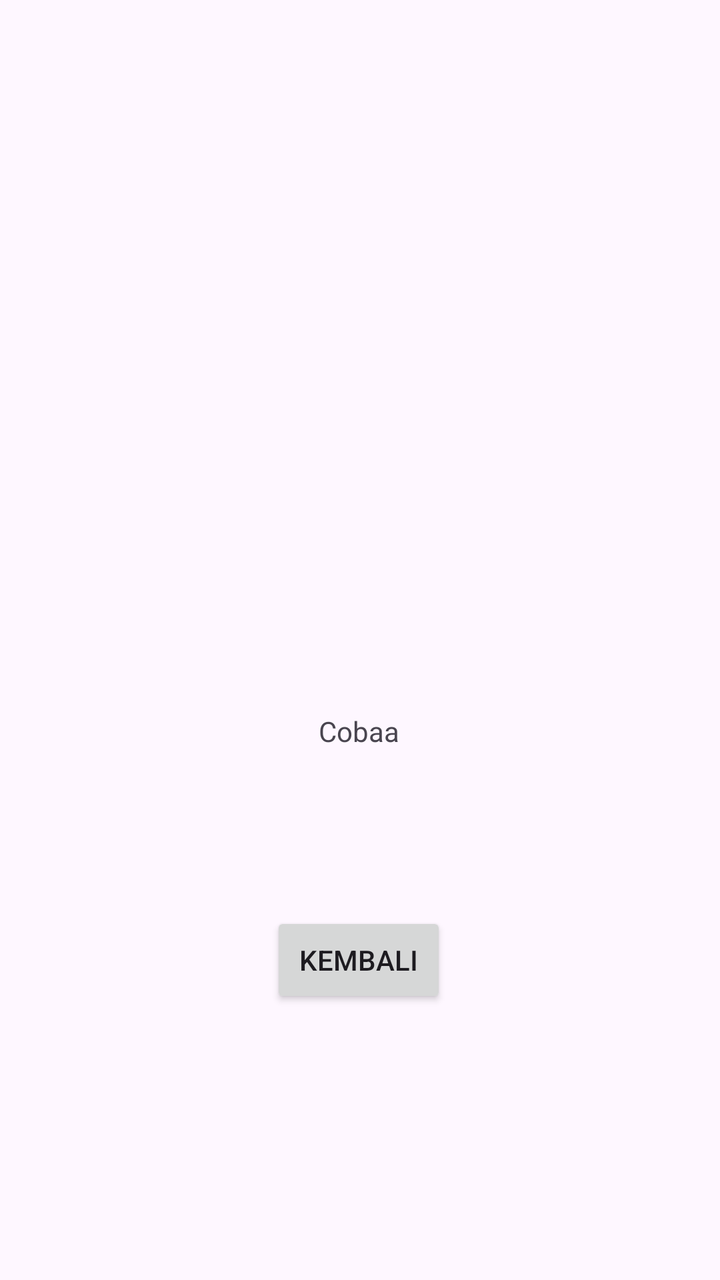
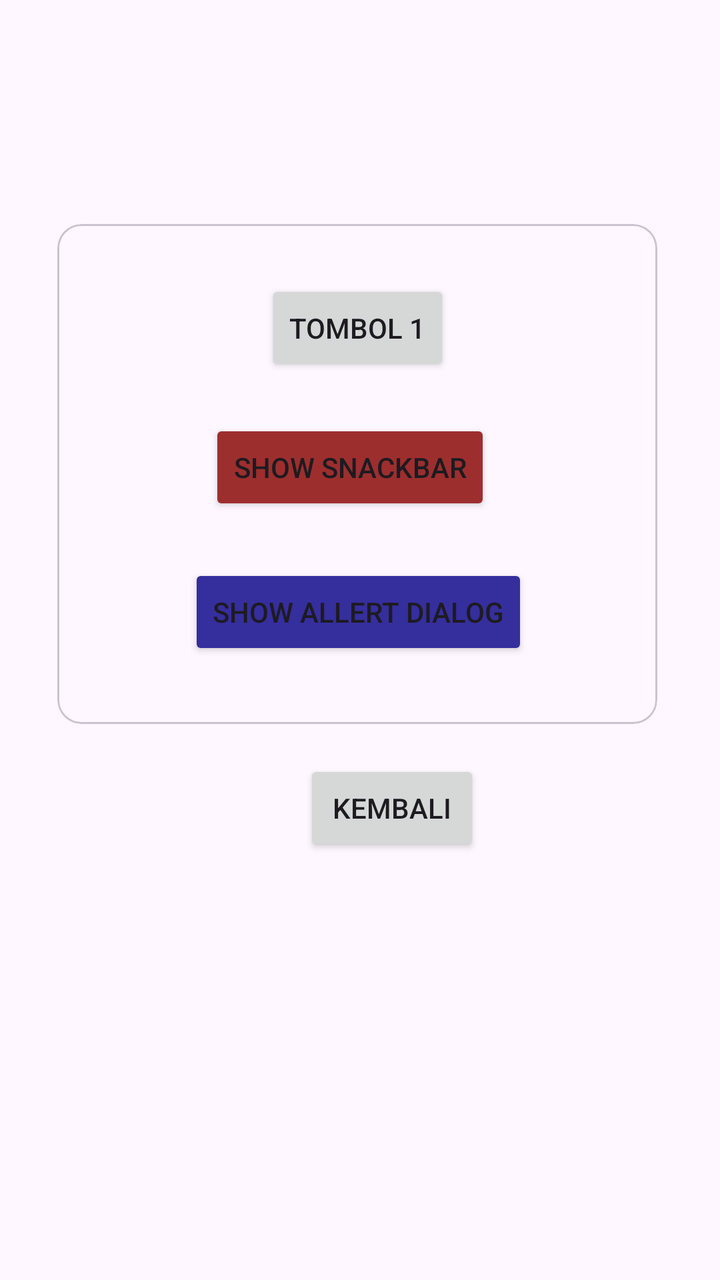

Two renders of the same Android screen: before a commit and after it. Below are the layout's source before the change and the commit's diff.
<!-- AndroidManifest.xml: application theme Theme.Pretti3TIF -->
<!-- res/layout/activity_fourth.xml -->
<?xml version="1.0" encoding="utf-8"?>
<androidx.constraintlayout.widget.ConstraintLayout xmlns:android="http://schemas.android.com/apk/res/android"
    xmlns:app="http://schemas.android.com/apk/res-auto"
    xmlns:tools="http://schemas.android.com/tools"
    android:id="@+id/main"
    android:layout_width="match_parent"
    android:layout_height="match_parent"
    tools:context=".pertemuan_4.FourthActivity">

    <Button
        android:id="@+id/btnToFourth"
        android:layout_width="wrap_content"
        android:layout_height="wrap_content"
        android:layout_marginBottom="136dp"
        android:text="Kembali"
        app:layout_constraintBottom_toBottomOf="parent"
        app:layout_constraintEnd_toEndOf="parent"
        app:layout_constraintHorizontal_bias="0.498"
        app:layout_constraintStart_toStartOf="parent" />

    <TextView
        android:id="@+id/textView5"
        android:layout_width="wrap_content"
        android:layout_height="wrap_content"
        android:layout_marginTop="356dp"
        android:text="Cobaa"
        app:layout_constraintEnd_toEndOf="parent"
        app:layout_constraintHorizontal_bias="0.498"
        app:layout_constraintStart_toStartOf="parent"
        app:layout_constraintTop_toTopOf="parent" />
</androidx.constraintlayout.widget.ConstraintLayout>
<!-- resources referenced by this layout -->
<resources>
  <style name="Theme.Pretti3TIF" parent="Base.Theme.Pretti3TIF" />
  <style name="Base.Theme.Pretti3TIF" parent="Theme.Material3.DayNight.NoActionBar">
          
          
      </style>
</resources>

<!-- the commit's change to res/layout/activity_fourth.xml (unified diff, before → after) -->
@@ -11,21 +11,71 @@
         android:id="@+id/btnToFourth"
         android:layout_width="wrap_content"
         android:layout_height="wrap_content"
-        android:layout_marginBottom="136dp"
+        android:layout_marginBottom="212dp"
         android:text="Kembali"
         app:layout_constraintBottom_toBottomOf="parent"
         app:layout_constraintEnd_toEndOf="parent"
-        app:layout_constraintHorizontal_bias="0.498"
+        app:layout_constraintHorizontal_bias="0.559"
         app:layout_constraintStart_toStartOf="parent" />
 
     <TextView
         android:id="@+id/textView5"
         android:layout_width="wrap_content"
         android:layout_height="wrap_content"
-        android:layout_marginTop="356dp"
+        android:layout_marginTop="240dp"
         android:text="Cobaa"
         app:layout_constraintEnd_toEndOf="parent"
         app:layout_constraintHorizontal_bias="0.498"
         app:layout_constraintStart_toStartOf="parent"
         app:layout_constraintTop_toTopOf="parent" />
+
+    <com.google.android.material.card.MaterialCardView
+        android:layout_width="300dp"
+        android:layout_height="250dp"
+        android:layout_marginTop="112dp"
+        app:layout_constraintEnd_toEndOf="parent"
+        app:layout_constraintHorizontal_bias="0.478"
+        app:layout_constraintStart_toStartOf="parent"
+        app:layout_constraintTop_toTopOf="parent">
+
+        <androidx.constraintlayout.widget.ConstraintLayout
+            android:layout_width="match_parent"
+            android:layout_height="match_parent">
+
+            <Button
+                android:id="@+id/btn1"
+                android:layout_width="wrap_content"
+                android:layout_height="wrap_content"
+                android:layout_marginTop="28dp"
+                android:text="Tombol 1"
+                app:layout_constraintEnd_toEndOf="parent"
+                app:layout_constraintStart_toStartOf="parent"
+                app:layout_constraintTop_toTopOf="parent" />
+
+            <Button
+                android:id="@+id/btnShowSnackbar"
+                android:layout_width="wrap_content"
+                android:layout_height="wrap_content"
+                android:layout_marginStart="76dp"
+                android:backgroundTint="#9D2E2E"
+                android:text="Show Snackbar"
+                app:layout_constraintBottom_toTopOf="@+id/btnShowAlertDialog"
+                app:layout_constraintStart_toStartOf="parent"
+                app:layout_constraintTop_toTopOf="parent"
+                app:layout_constraintVertical_bias="0.801" />
+
+            <Button
+                android:id="@+id/btnShowAlertDialog"
+                android:layout_width="wrap_content"
+                android:layout_height="wrap_content"
+                android:layout_marginBottom="32dp"
+                android:backgroundTint="#352E9D"
+                android:text="Show Allert Dialog"
+                app:layout_constraintBottom_toBottomOf="parent"
+                app:layout_constraintEnd_toEndOf="parent"
+                app:layout_constraintHorizontal_bias="0.503"
+                app:layout_constraintStart_toStartOf="parent" />
+        </androidx.constraintlayout.widget.ConstraintLayout>
+
+    </com.google.android.material.card.MaterialCardView>
 </androidx.constraintlayout.widget.ConstraintLayout>
